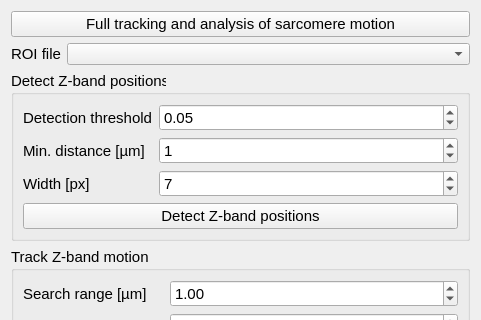
This is sarcasm/app/ui-files/parameters_motion_analysis.ui in danihae/SarcAsM as Qt 5 draws it before an edit; both pictures show x 0 to 481 and y 0 to 320 of the 481 by 1084 pixel window. The edited form follows.
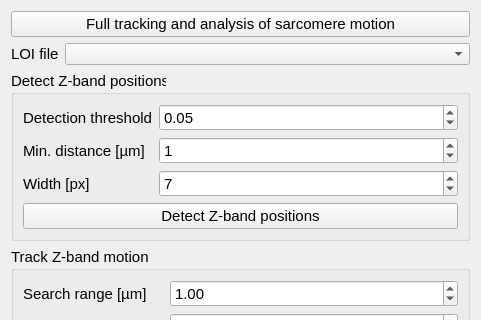
This is the edited form.

Patch:
```diff
--- a/sarcasm/app/ui-files/parameters_motion_analysis.ui
+++ b/sarcasm/app/ui-files/parameters_motion_analysis.ui
@@ -22,7 +22,7 @@
       </font>
      </property>
      <property name="text">
-      <string>ROI file</string>
+      <string>LOI file</string>
      </property>
     </widget>
    </item>
```
Left out of the diff: 8 changed lines with no effect on the pictures.
